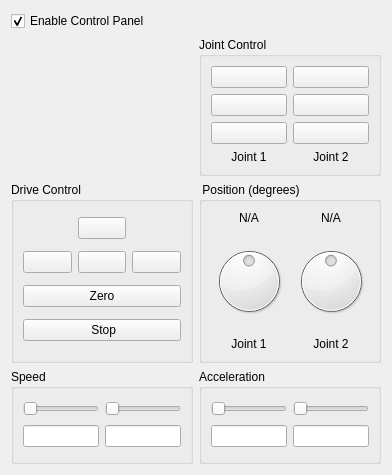
Before: the Qt Designer form controlpanel.ui in harrishancock/QtBaroboLink, drawn with Qt 5.
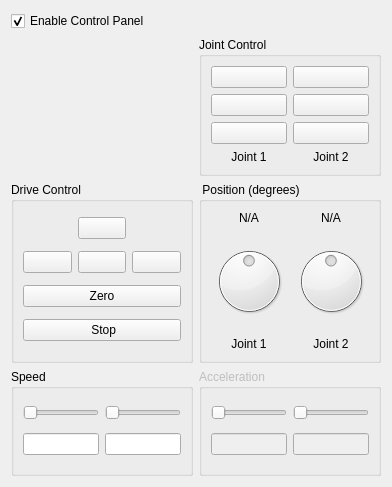
After: the same form once the commit is applied. Icons and pictures are not drawn.

Commit message: Adding auxiliary control panel

Diff of the .ui file:
```diff
--- a/controlpanel.ui
+++ b/controlpanel.ui
@@ -7,7 +7,7 @@
     <x>0</x>
     <y>0</y>
     <width>392</width>
-    <height>475</height>
+    <height>487</height>
    </rect>
   </property>
   <property name="windowTitle">
@@ -389,6 +389,9 @@
    </item>
    <item row="3" column="1">
     <widget class="QGroupBox" name="groupBox_5">
+     <property name="enabled">
+      <bool>false</bool>
+     </property>
      <property name="title">
       <string>Acceleration</string>
      </property>
```
The commit also changes 3 other files.
